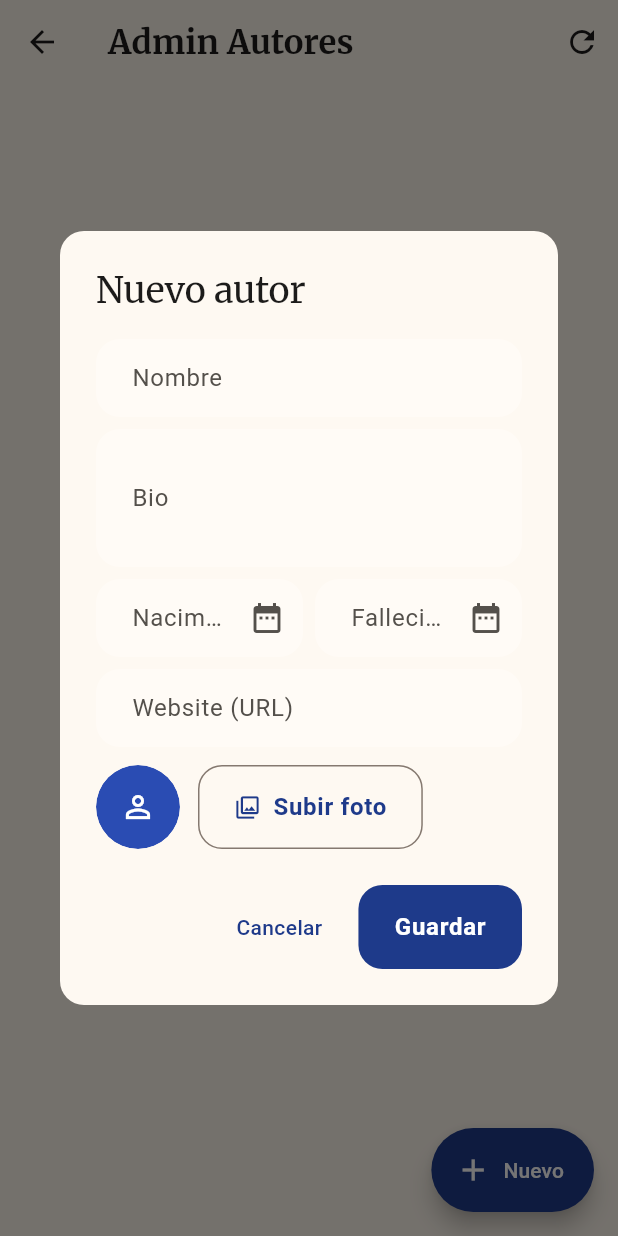
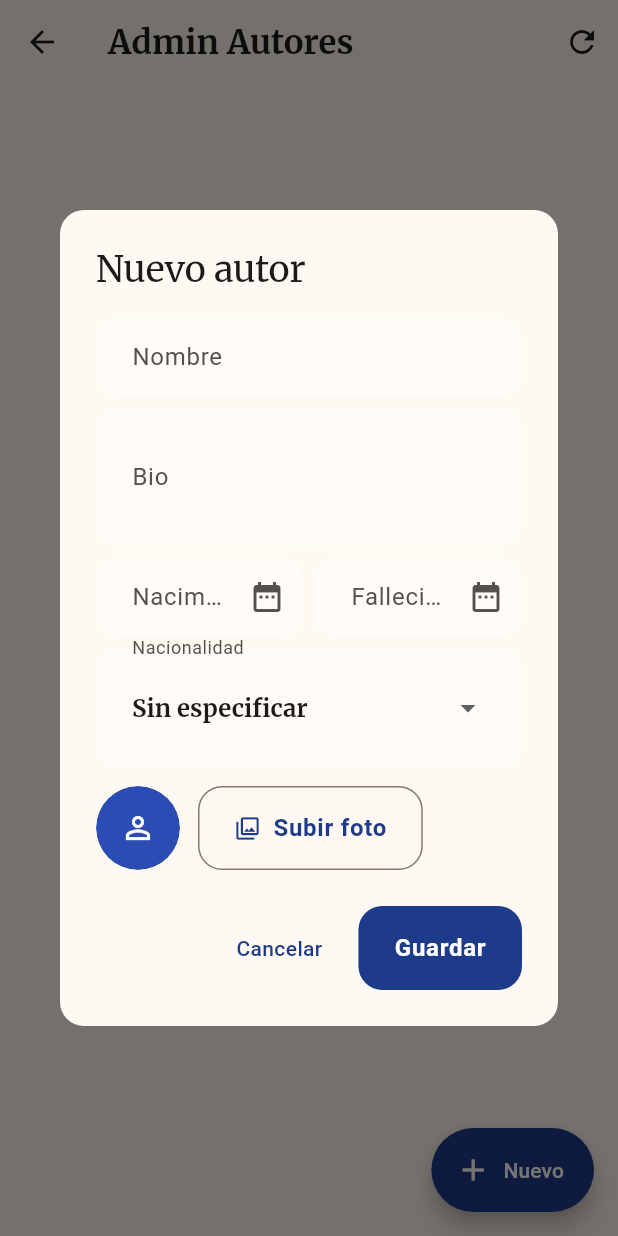
Before and after one commit to joseluiszamora/punto-lector, a Flutter app: the _AuthorsView screen opened directly, after a tap on "Nuevo", on a phone screen of 412 x 824 dp. Run offline on Flutter 3.47's test engine with Material 3 defaults, Android fonts, the light colour scheme and no system bars; our stand-ins replace bloc, equatable, flutter_bloc, flutter_dotenv, google_fonts, image_cropper and 2 more; missing offline and left inert: mapbox_maps_flutter; accounts and stored records are empty.

```diff
--- a/lib/data/models/author.dart
+++ b/lib/data/models/author.dart
@@ -5,7 +5,7 @@ class Author {
   final DateTime? birthDate;
   final DateTime? deathDate;
   final String? photoUrl;
-  final String? website;
+  final String? nationalityId;
   final DateTime? createdAt;
   final DateTime? updatedAt;
 
@@ -16,7 +16,7 @@ class Author {
     this.birthDate,
     this.deathDate,
     this.photoUrl,
-    this.website,
+    this.nationalityId,
     this.createdAt,
     this.updatedAt,
   });
@@ -37,7 +37,7 @@ class Author {
       birthDate: _parseDate(map['birth_date']),
       deathDate: _parseDate(map['death_date']),
       photoUrl: map['photo_url'] as String?,
-      website: map['website'] as String?,
+      nationalityId: map['nationality_id'] as String?,
       createdAt: _parseDate(map['created_at']),
       updatedAt: _parseDate(map['updated_at']),
     );
@@ -50,7 +50,7 @@ class Author {
     'birth_date': birthDate?.toIso8601String(),
     'death_date': deathDate?.toIso8601String(),
     'photo_url': photoUrl,
-    'website': website,
+    'nationality_id': nationalityId,
     'created_at': createdAt?.toIso8601String(),
     'updated_at': updatedAt?.toIso8601String(),
   };
--- a/lib/data/repositories/authors_repository.dart
+++ b/lib/data/repositories/authors_repository.dart
@@ -11,7 +11,7 @@ abstract class IAuthorsRepository {
     DateTime? birthDate,
     DateTime? deathDate,
     String? photoUrl,
-    String? website,
+    String? nationalityId,
   });
   Future<Author> update(
     String id, {
@@ -20,7 +20,7 @@ abstract class IAuthorsRepository {
     DateTime? birthDate,
     DateTime? deathDate,
     String? photoUrl,
-    String? website,
+    String? nationalityId,
   });
   Future<void> delete(String id);
 }
@@ -37,7 +37,7 @@ class AuthorsRepository implements IAuthorsRepository {
     final res = await _client
         .from('authors')
         .select(
-          'id, name, bio, birth_date, death_date, photo_url, website, created_at, updated_at',
+          'id, name, bio, birth_date, death_date, photo_url, nationality_id, created_at, updated_at',
         )
         .order('name')
         .limit(limit);
@@ -54,7 +54,7 @@ class AuthorsRepository implements IAuthorsRepository {
     DateTime? birthDate,
     DateTime? deathDate,
     String? photoUrl,
-    String? website,
+    String? nationalityId,
   }) async {
     final payload = {
       'name': name,
@@ -62,14 +62,14 @@ class AuthorsRepository implements IAuthorsRepository {
       'birth_date': _toPgDate(birthDate),
       'death_date': _toPgDate(deathDate),
       'photo_url': photoUrl,
-      'website': website,
+      if (nationalityId != null) 'nationality_id': nationalityId,
     };
     final res =
         await _client
             .from('authors')
             .insert(payload)
             .select(
-              'id, name, bio, birth_date, death_date, photo_url, website, created_at, updated_at',
+              'id, name, bio, birth_date, death_date, photo_url, nationality_id, created_at, updated_at',
             )
             .single();
     return Author.fromMap(Map<String, dynamic>.from(res as Map));
@@ -83,7 +83,7 @@ class AuthorsRepository implements IAuthorsRepository {
     DateTime? birthDate,
     DateTime? deathDate,
     String? photoUrl,
-    String? website,
+    String? nationalityId,
   }) async {
     final payload = {
       'name': name,
@@ -91,7 +91,7 @@ class AuthorsRepository implements IAuthorsRepository {
       'birth_date': _toPgDate(birthDate),
       'death_date': _toPgDate(deathDate),
       'photo_url': photoUrl,
-      'website': website,
+      'nationality_id': nationalityId,
     };
     final res =
         await _client
@@ -99,7 +99,7 @@ class AuthorsRepository implements IAuthorsRepository {
             .update(payload)
             .eq('id', id)
             .select(
-              'id, name, bio, birth_date, death_date, photo_url, website, created_at, updated_at',
+              'id, name, bio, birth_date, death_date, photo_url, nationality_id, created_at, updated_at',
             )
             .single();
     return Author.fromMap(Map<String, dynamic>.from(res as Map));
--- a/lib/features/admin/presentation/authors/authors_admin_list_page.dart
+++ b/lib/features/admin/presentation/authors/authors_admin_list_page.dart
@@ -47,7 +47,7 @@ class _AuthorsCubit extends Cubit<_AuthorsState> {
     DateTime? birthDate,
     DateTime? deathDate,
     String? photoUrl,
-    String? website,
+    String? nationalityId,
   }) async {
     emit(const _AuthorsState.operating());
     try {
@@ -57,7 +57,7 @@ class _AuthorsCubit extends Cubit<_AuthorsState> {
         birthDate: birthDate,
         deathDate: deathDate,
         photoUrl: photoUrl,
-        website: website,
+        nationalityId: nationalityId,
       );
       emit(const _AuthorsState.operationSuccess());
       await load();
@@ -73,7 +73,7 @@ class _AuthorsCubit extends Cubit<_AuthorsState> {
     DateTime? birthDate,
     DateTime? deathDate,
     String? photoUrl,
-    String? website,
+    String? nationalityId,
   }) async {
     emit(const _AuthorsState.operating());
     try {
@@ -84,7 +84,7 @@ class _AuthorsCubit extends Cubit<_AuthorsState> {
         birthDate: birthDate,
         deathDate: deathDate,
         photoUrl: photoUrl,
-        website: website,
+        nationalityId: nationalityId,
       );
       emit(const _AuthorsState.operationSuccess());
       await load();
@@ -179,7 +179,6 @@ class _AuthorsView extends StatelessWidget {
                 final subtitle = [
                   if ((a.birthDate != null) || (a.deathDate != null))
                     _formatLifespan(a.birthDate, a.deathDate),
-                  if ((a.website ?? '').isNotEmpty) a.website!,
                 ].where((e) => e.isNotEmpty).join(' • ');
                 return ListTile(
                   leading:
@@ -270,7 +269,7 @@ class _AuthorsView extends StatelessWidget {
             initialBirth: author?.birthDate,
             initialDeath: author?.deathDate,
             initialPhotoUrl: author?.photoUrl,
-            initialWebsite: author?.website,
+            initialNationalityId: author?.nationalityId,
           ),
     );
     if (result == null) return;
@@ -282,7 +281,7 @@ class _AuthorsView extends StatelessWidget {
         birthDate: result.birthDate,
         deathDate: result.deathDate,
         photoUrl: result.photoUrl,
-        website: result.website,
+        nationalityId: result.nationalityId,
       );
     } else {
       await cubit.update(
@@ -292,7 +291,7 @@ class _AuthorsView extends StatelessWidget {
         birthDate: result.birthDate,
         deathDate: result.deathDate,
         photoUrl: result.photoUrl,
-        website: result.website,
+        nationalityId: result.nationalityId,
       );
     }
   }
@@ -328,14 +327,14 @@ class _AuthorFormResult {
   final DateTime? birthDate;
   final DateTime? deathDate;
   final String? photoUrl;
-  final String? website;
+  final String? nationalityId;
   _AuthorFormResult({
     required this.name,
     this.bio,
     this.birthDate,
     this.deathDate,
     this.photoUrl,
-    this.website,
+    this.nationalityId,
   });
 }
 
@@ -345,14 +344,14 @@ class _AuthorDialog extends StatefulWidget {
   final DateTime? initialBirth;
   final DateTime? initialDeath;
   final String? initialPhotoUrl;
-  final String? initialWebsite;
+  final String? initialNationalityId;
   const _AuthorDialog({
     this.initialName,
     this.initialBio,
     this.initialBirth,
     this.initialDeath,
     this.initialPhotoUrl,
-    this.initialWebsite,
+    this.initialNationalityId,
   });
   @override
   State<_AuthorDialog> createState() => _AuthorDialogState();
@@ -362,30 +361,57 @@ class _AuthorDialogState extends State<_AuthorDialog> {
   final _form = GlobalKey<FormState>();
   late final TextEditingController _name;
   late final TextEditingController _bio;
-  late final TextEditingController _website;
   String? _photoUrl;
   bool _uploading = false;
   String? _uploadError;
   DateTime? _birthDate;
   DateTime? _deathDate;
 
+  // nacionalidades
+  List<Map<String, dynamic>> _nationalities = [];
+  String? _nationalityId;
+  bool _loadingNats = false;
+
   @override
   void initState() {
     super.initState();
     _name = TextEditingController(text: widget.initialName ?? '');
     _bio = TextEditingController(text: widget.initialBio ?? '');
-    _website = TextEditingController(text: widget.initialWebsite ?? '');
     _photoUrl = widget.initialPhotoUrl;
     _birthDate = widget.initialBirth;
     _deathDate = widget.initialDeath;
+    _nationalityId = widget.initialNationalityId;
+    _loadNationalities();
   }
 
   @override
   void dispose() {
     _name.dispose();
     _bio.dispose();
-    _website.dispose();
     super.dispose();
+  }
+
+  Future<void> _loadNationalities() async {
+    setState(() => _loadingNats = true);
+    try {
+      final res = await SupabaseInit.client
+          .from('nationalities')
+          .select('id, name')
+          .order('name');
+      final list =
+          (res as List).map((e) => Map<String, dynamic>.from(e)).toList();
+      if (!mounted) return;
+      setState(() {
+        _nationalities = list;
+      });
+    } catch (e) {
+      if (!mounted) return;
+      setState(() {
+        _nationalities = [];
+      });
+    } finally {
+      if (mounted) setState(() => _loadingNats = false);
+    }
   }
 
   String _rand(int len) {
@@ -578,10 +604,42 @@ class _AuthorDialogState extends State<_AuthorDialog> {
                 ],
               ),
               const SizedBox(height: 8),
-              TextFormField(
-                controller: _website,
-                decoration: const InputDecoration(labelText: 'Website (URL)'),
-                keyboardType: TextInputType.url,
+              Row(
+                children: [
+                  Expanded(
+                    child: InputDecorator(
+                      decoration: const InputDecoration(
+                        labelText: 'Nacionalidad',
+                      ),
+                      child:
+                          _loadingNats
+                              ? const LinearProgressIndicator(minHeight: 2)
+                              : DropdownButtonHideUnderline(
+                                child: DropdownButton<String?>(
+                                  isExpanded: true,
+                                  value: _nationalityId,
+                                  hint: const Text('Selecciona...'),
+                                  items: [
+                                    const DropdownMenuItem<String?>(
+                                      value: null,
+                                      child: Text('Sin especificar'),
+                                    ),
+                                    ..._nationalities.map(
+                                      (n) => DropdownMenuItem(
+                                        value: n['id'] as String,
+                                        child: Text(n['name'] as String),
+                                      ),
+                                    ),
+                                  ],
+                                  onChanged:
+                                      (v) => setState(() {
+                                        _nationalityId = v;
+                                      }),
+                                ),
+                              ),
+                    ),
+                  ),
+                ],
               ),
               const SizedBox(height: 12),
               Row(
@@ -635,10 +693,7 @@ class _AuthorDialogState extends State<_AuthorDialog> {
                         birthDate: _birthDate,
                         deathDate: _deathDate,
                         photoUrl: _photoUrl,
-                        website:
-                            _website.text.trim().isEmpty
-                                ? null
-                                : _website.text.trim(),
+                        nationalityId: _nationalityId,
                       ),
                     );
                   },
```
Also changed, not shown: lib/features/authors/presentation/author_detail_page.dart (+69 -8 lines), 5 other files.
